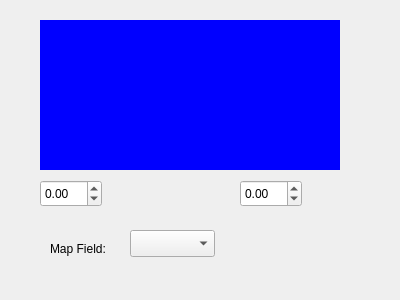
First picture: the form in Skyviewer/histogramwidget.ui, repository ATNoG/HealpixViewer, before the edit.
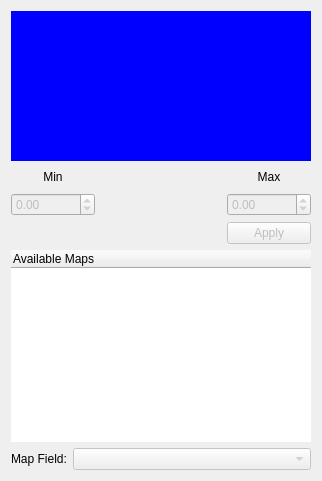
Second picture: the form after the edit. Custom widgets are drawn as their Qt base class.

Commit message: User interfaces + icons

The edit to the form file:
```diff
--- a/Skyviewer/histogramwidget.ui
+++ b/Skyviewer/histogramwidget.ui
@@ -6,105 +6,188 @@
    <rect>
     <x>0</x>
     <y>0</y>
-    <width>400</width>
-    <height>300</height>
+    <width>318</width>
+    <height>462</height>
    </rect>
   </property>
+  <property name="sizePolicy">
+   <sizepolicy hsizetype="Expanding" vsizetype="Preferred">
+    <horstretch>1</horstretch>
+    <verstretch>0</verstretch>
+   </sizepolicy>
+  </property>
+  <property name="maximumSize">
+   <size>
+    <width>16777215</width>
+    <height>16777215</height>
+   </size>
+  </property>
   <property name="windowTitle">
    <string>Form</string>
   </property>
-  <widget class="QDoubleSpinBox" name="lowerThreshold">
-   <property name="geometry">
-    <rect>
-     <x>40</x>
-     <y>180</y>
-     <width>62</width>
-     <height>27</height>
-    </rect>
-   </property>
-   <property name="accelerated">
-    <bool>true</bool>
-   </property>
-   <property name="minimum">
-    <double>-150.000000000000000</double>
-   </property>
-   <property name="maximum">
-    <double>150.000000000000000</double>
-   </property>
-   <property name="singleStep">
-    <double>0.010000000000000</double>
-   </property>
-  </widget>
-  <widget class="QDoubleSpinBox" name="higherThreshold">
-   <property name="geometry">
-    <rect>
-     <x>240</x>
-     <y>180</y>
-     <width>62</width>
-     <height>27</height>
-    </rect>
-   </property>
-   <property name="accelerated">
-    <bool>true</bool>
-   </property>
-   <property name="minimum">
-    <double>-150.000000000000000</double>
-   </property>
-   <property name="maximum">
-    <double>150.000000000000000</double>
-   </property>
-   <property name="singleStep">
-    <double>0.010000000000000</double>
-   </property>
-  </widget>
-  <widget class="QLabel" name="label">
-   <property name="geometry">
-    <rect>
-     <x>50</x>
-     <y>240</y>
-     <width>62</width>
-     <height>17</height>
-    </rect>
-   </property>
-   <property name="text">
-    <string>Map Field:</string>
-   </property>
-  </widget>
-  <widget class="QComboBox" name="mapField">
-   <property name="geometry">
-    <rect>
-     <x>130</x>
-     <y>230</y>
-     <width>85</width>
-     <height>27</height>
-    </rect>
-   </property>
-  </widget>
-  <widget class="HistogramViewer" name="histogram" native="true">
-   <property name="geometry">
-    <rect>
-     <x>40</x>
-     <y>20</y>
-     <width>300</width>
-     <height>150</height>
-    </rect>
-   </property>
-   <property name="minimumSize">
-    <size>
-     <width>300</width>
-     <height>150</height>
-    </size>
-   </property>
-   <property name="maximumSize">
-    <size>
-     <width>300</width>
-     <height>150</height>
-    </size>
-   </property>
-   <property name="styleSheet">
-    <string notr="true">background-color: rgb(0, 0, 255);</string>
-   </property>
-  </widget>
+  <layout class="QVBoxLayout" name="verticalLayout">
+   <item>
+    <widget class="HistogramViewer" name="histogram" native="true">
+     <property name="minimumSize">
+      <size>
+       <width>300</width>
+       <height>150</height>
+      </size>
+     </property>
+     <property name="maximumSize">
+      <size>
+       <width>300</width>
+       <height>150</height>
+      </size>
+     </property>
+     <property name="styleSheet">
+      <string notr="true">background-color: rgb(0, 0, 255);</string>
+     </property>
+    </widget>
+   </item>
+   <item>
+    <layout class="QGridLayout" name="gridLayout">
+     <item row="0" column="2">
+      <spacer name="horizontalSpacer">
+       <property name="orientation">
+        <enum>Qt::Horizontal</enum>
+       </property>
+       <property name="sizeHint" stdset="0">
+        <size>
+         <width>40</width>
+         <height>20</height>
+        </size>
+       </property>
+      </spacer>
+     </item>
+     <item row="0" column="3">
+      <widget class="QLabel" name="label_3">
+       <property name="text">
+        <string>Max</string>
+       </property>
+       <property name="alignment">
+        <set>Qt::AlignCenter</set>
+       </property>
+      </widget>
+     </item>
+     <item row="1" column="3">
+      <widget class="QDoubleSpinBox" name="higherThreshold">
+       <property name="enabled">
+        <bool>false</bool>
+       </property>
+       <property name="accelerated">
+        <bool>true</bool>
+       </property>
+       <property name="minimum">
+        <double>-150.000000000000000</double>
+       </property>
+       <property name="maximum">
+        <double>400000.000000000000000</double>
+       </property>
+       <property name="singleStep">
+        <double>0.000001000000000</double>
+       </property>
+      </widget>
+     </item>
+     <item row="1" column="0">
+      <widget class="QDoubleSpinBox" name="lowerThreshold">
+       <property name="enabled">
+        <bool>false</bool>
+       </property>
+       <property name="accelerated">
+        <bool>true</bool>
+       </property>
+       <property name="minimum">
+        <double>-150.000000000000000</double>
+       </property>
+       <property name="maximum">
+        <double>400000.000000000000000</double>
+       </property>
+       <property name="singleStep">
+        <double>0.000001000000000</double>
+       </property>
+      </widget>
+     </item>
+     <item row="0" column="0">
+      <widget class="QLabel" name="label_2">
+       <property name="text">
+        <string>Min</string>
+       </property>
+       <property name="alignment">
+        <set>Qt::AlignCenter</set>
+       </property>
+      </widget>
+     </item>
+     <item row="2" column="3">
+      <widget class="QPushButton" name="applyHistogram">
+       <property name="enabled">
+        <bool>false</bool>
+       </property>
+       <property name="text">
+        <string>Apply</string>
+       </property>
+      </widget>
+     </item>
+    </layout>
+   </item>
+   <item>
+    <widget class="QTreeWidget" name="treeViewports">
+     <property name="sizePolicy">
+      <sizepolicy hsizetype="Expanding" vsizetype="MinimumExpanding">
+       <horstretch>0</horstretch>
+       <verstretch>0</verstretch>
+      </sizepolicy>
+     </property>
+     <property name="maximumSize">
+      <size>
+       <width>16777215</width>
+       <height>200</height>
+      </size>
+     </property>
+     <property name="frameShape">
+      <enum>QFrame::NoFrame</enum>
+     </property>
+     <property name="animated">
+      <bool>false</bool>
+     </property>
+     <property name="columnCount">
+      <number>1</number>
+     </property>
+     <attribute name="headerVisible">
+      <bool>true</bool>
+     </attribute>
+     <column>
+      <property name="text">
+       <string>Available Maps</string>
+      </property>
+     </column>
+    </widget>
+   </item>
+   <item>
+    <layout class="QHBoxLayout" name="horizontalLayout_2">
+     <item>
+      <widget class="QLabel" name="label">
+       <property name="text">
+        <string>Map Field:</string>
+       </property>
+      </widget>
+     </item>
+     <item>
+      <widget class="QComboBox" name="mapFieldSelector">
+       <property name="enabled">
+        <bool>false</bool>
+       </property>
+       <property name="sizePolicy">
+        <sizepolicy hsizetype="MinimumExpanding" vsizetype="Fixed">
+         <horstretch>0</horstretch>
+         <verstretch>0</verstretch>
+        </sizepolicy>
+       </property>
+      </widget>
+     </item>
+    </layout>
+   </item>
+  </layout>
  </widget>
  <customwidgets>
   <customwidget>
```
The commit also changes 2 other files.
